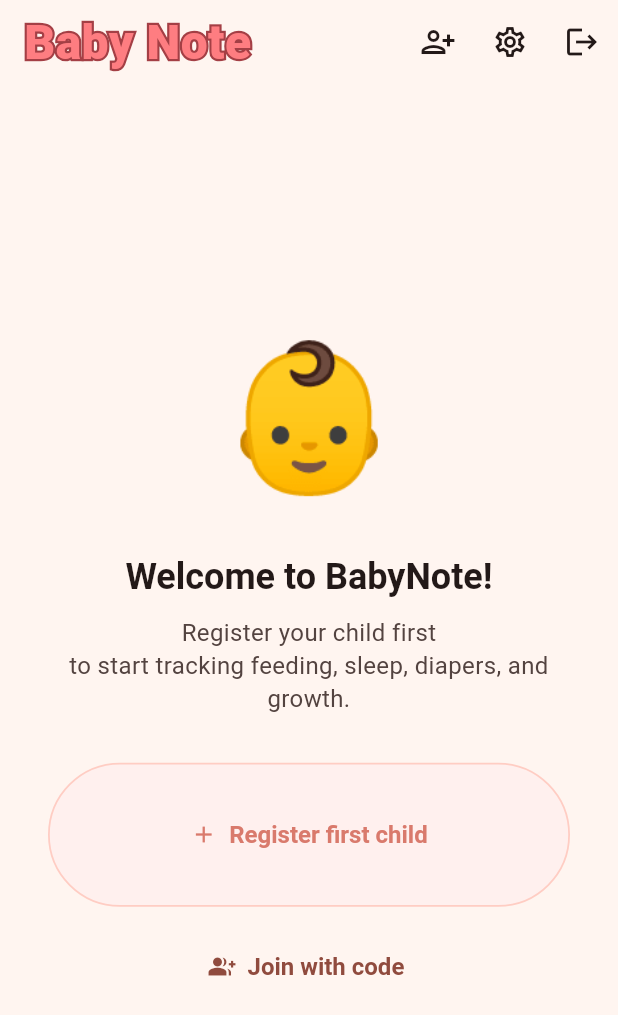
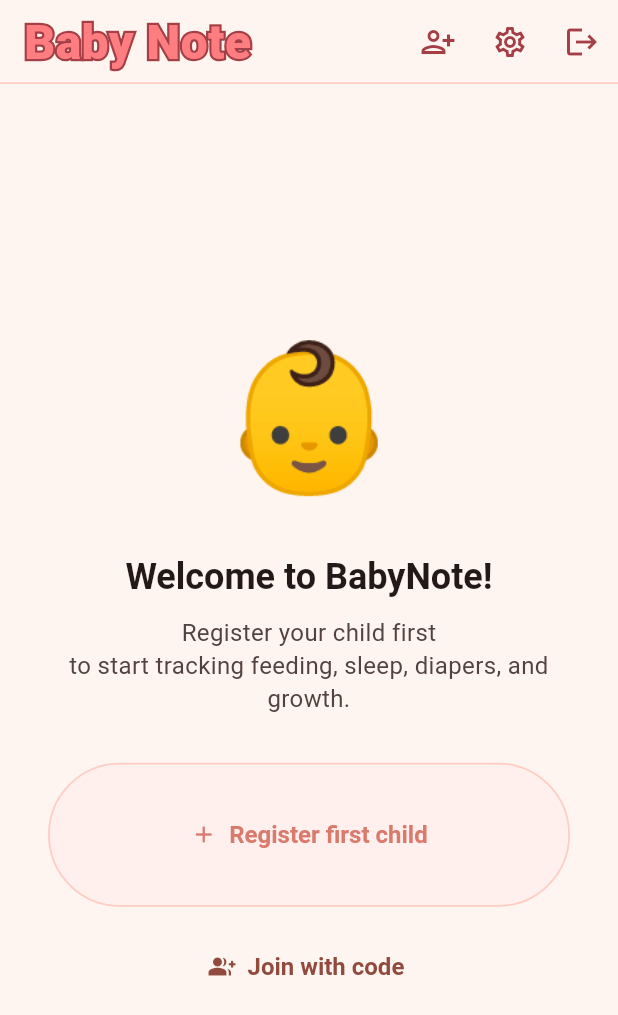
Before and after one commit to sarbrinjo85/BabyNote, a Flutter app: the screen it shows once a user with an empty profile is signed in, on a phone screen of 412 x 824 dp. Shown: the top 1015 px of the screen. Run offline on Flutter 3.47's test engine with Material 3 defaults, Android fonts, the phone set to English and light mode, and no system bars; our stand-ins replace fl_chart, flutter_local_notifications, flutter_riverpod, go_router, image_picker, lottie and 5 more; missing offline and left inert: home_widget; accounts and stored records are empty; statements that could not run were skipped.

Commit message:
AppBar 폰트/아이콘 컬러 + 하단 테두리를 코랄 톤으로 통일
라이트 테마 한정:
- AppBar foregroundColor / iconTheme / actionsIconTheme:
  Color(0xFFA43F45) — StrokedTitle stroke 컬러와 동일
- AppBar 하단에 코랄핑크 60% 1.2px 테두리 추가
  (Border.bottom via AppBarTheme.shape)

뒤로가기·+·자녀 선택·로그아웃 등 모든 액션 아이콘이 다크 코랄로
StrokedTitle과 시각 톤이 매칭됨.

Co-Authored-By: Claude Opus 4.7 <noreply@anthropic.com>

```diff
--- a/lib/core/theme/app_theme.dart
+++ b/lib/core/theme/app_theme.dart
@@ -151,12 +151,36 @@ class AppTheme {
       ),
 
       // ── AppBar: 라이트는 Coral Cream과 통일, 다크는 surface ─────────
+      // 아이콘(뒤로가기/+ 등) 색은 stroke 컬러로 통일 → StrokedTitle와 시각 매칭.
+      // 하단에 코랄핑크 테두리 — 카드 테두리 스타일과 같은 톤.
       appBarTheme: AppBarTheme(
         backgroundColor: scaffoldBg ?? cs.surface,
-        foregroundColor: cs.onSurface,
+        foregroundColor: isLight
+            ? const Color(0xFFA43F45) // stroke 컬러
+            : cs.onSurface,
         centerTitle: false,
         elevation: 0,
         scrolledUnderElevation: 1,
+        iconTheme: IconThemeData(
+          color: isLight
+              ? const Color(0xFFA43F45)
+              : cs.onSurface,
+          size: 24,
+        ),
+        actionsIconTheme: IconThemeData(
+          color: isLight
+              ? const Color(0xFFA43F45)
+              : cs.onSurface,
+          size: 24,
+        ),
+        shape: isLight
+            ? const Border(
+                bottom: BorderSide(
+                  color: Color(0x99FFB5A7), // 코랄핑크 60%
+                  width: 1.2,
+                ),
+              )
+            : null,
         titleTextStyle: TextStyle(
           fontSize: 22,
           fontWeight: FontWeight.w700,
```
